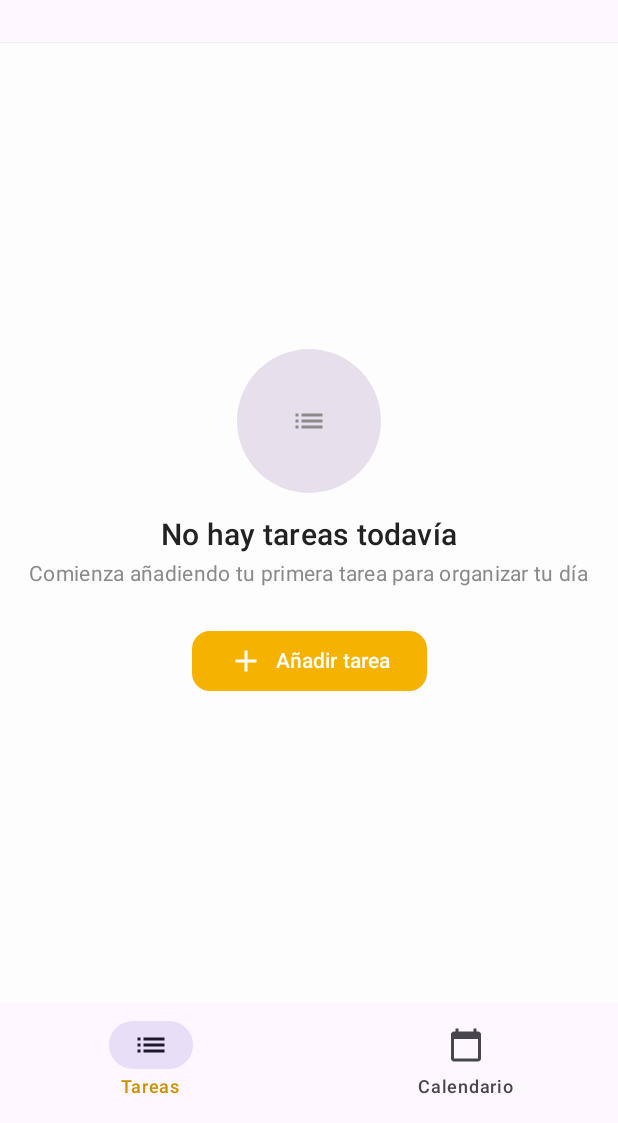
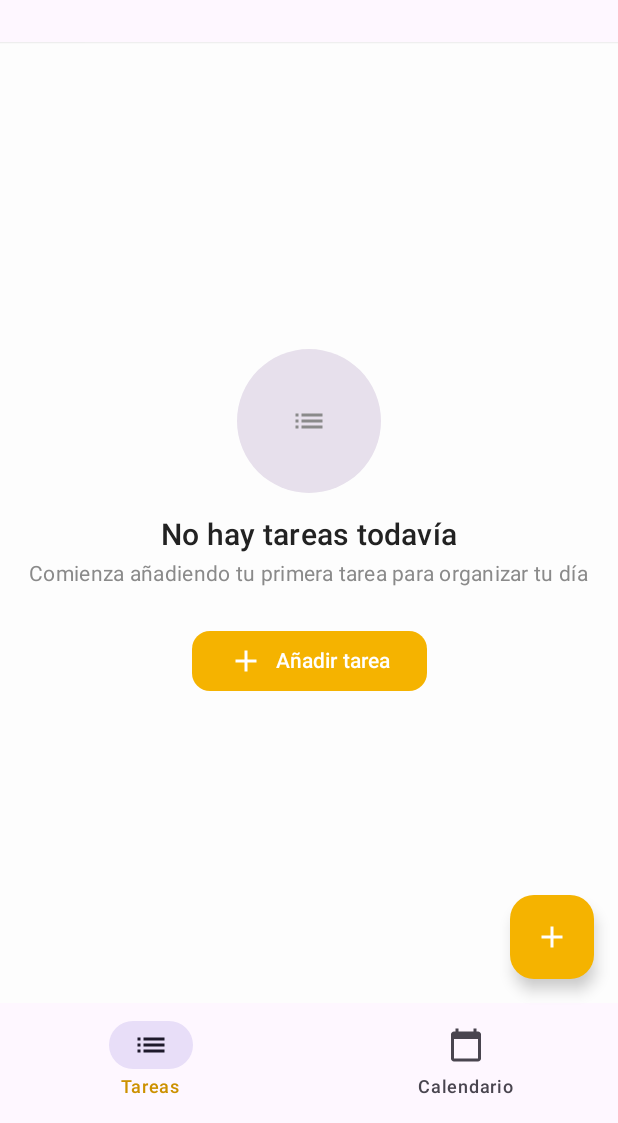
Before and after one commit to Diegomez15/task-it, an Android app built with Jetpack Compose: the screen it shows after launch (MainActivity), on a phone screen of 412 x 824 dp, the part 113-1236 px from its top. Run offline under Robolectric (Android 15) with nearby library versions, the phone set to English and light mode, and no system bars; our stand-ins replace Room's generated code.

Commit message:
showing tasks on taskslistscreen

```diff
--- a/app/src/main/java/com/example/task_it/presentation/tasks/list/TaskListScreen.kt
+++ b/app/src/main/java/com/example/task_it/presentation/tasks/list/TaskListScreen.kt
@@ -35,33 +35,57 @@ fun TaskListScreen(
     modifier: Modifier = Modifier,
     onAddTaskClick: () -> Unit = {}
 ) {
+    val viewModel: TaskListViewModel = viewModel()
+    val tasks by viewModel.tasks.collectAsState()
+
     Scaffold(
         topBar = { TaskTopBar() },
         bottomBar = { TaskBottomBar() },
+        floatingActionButton = {
+            FloatingActionButton(
+                onClick = onAddTaskClick,
+                containerColor = YellowPrimary
+            ) {
+                Icon(Icons.Filled.Add, contentDescription = "Añadir tarea")
+            }
+        },
         containerColor = MaterialTheme.colorScheme.background
     ) { innerPadding ->
-        Box(
+
+        // ✅ Todo el contenido de la pantalla va aquí dentro
+        Column(
             modifier = modifier
                 .fillMaxSize()
-                .padding(innerPadding),
-            contentAlignment = Alignment.Center
+                .padding(innerPadding)
         ) {
-            EmptyTaskState(onAddTaskClick = onAddTaskClick)
+
+            if (tasks.isEmpty()) {
+                Box(
+                    modifier = Modifier.fillMaxSize(),
+                    contentAlignment = Alignment.Center
+                ) {
+                    EmptyTaskState(onAddTaskClick = onAddTaskClick)
+                }
+            } else {
+                // Aquí luego metemos tus chips de filtro, ahora solo lista bien colocada:
+                LazyColumn(
+                    modifier = Modifier.fillMaxSize(),
+                    contentPadding = PaddingValues(vertical = 12.dp, horizontal = 16.dp),
+                    verticalArrangement = Arrangement.spacedBy(12.dp)
+                ) {
+                    items(tasks, key = { it.id }) { task ->
+                        com.example.task_it.presentation.components.TaskItem(
+                            task = task,
+                            onEdit = { /* TODO */ },
+                            onDelete = { /* TODO */ }
+                        )
+                    }
+                }
+            }
         }
     }
-    val viewModel: TaskListViewModel = viewModel()
-    val tasks by viewModel.tasks.collectAsState()
+}
 
-    LazyColumn {
-        items(tasks) { task ->
-            Text(
-                text = task.title,
-                modifier = Modifier.padding(16.dp)
-            )
-        }
-    }
-
-}
 
 @Composable
 private fun TaskTopBar() {
```
Also changed, not shown: app/src/main/java/com/example/task_it/presentation/components/TaskItem.kt (+131 -0 lines).
